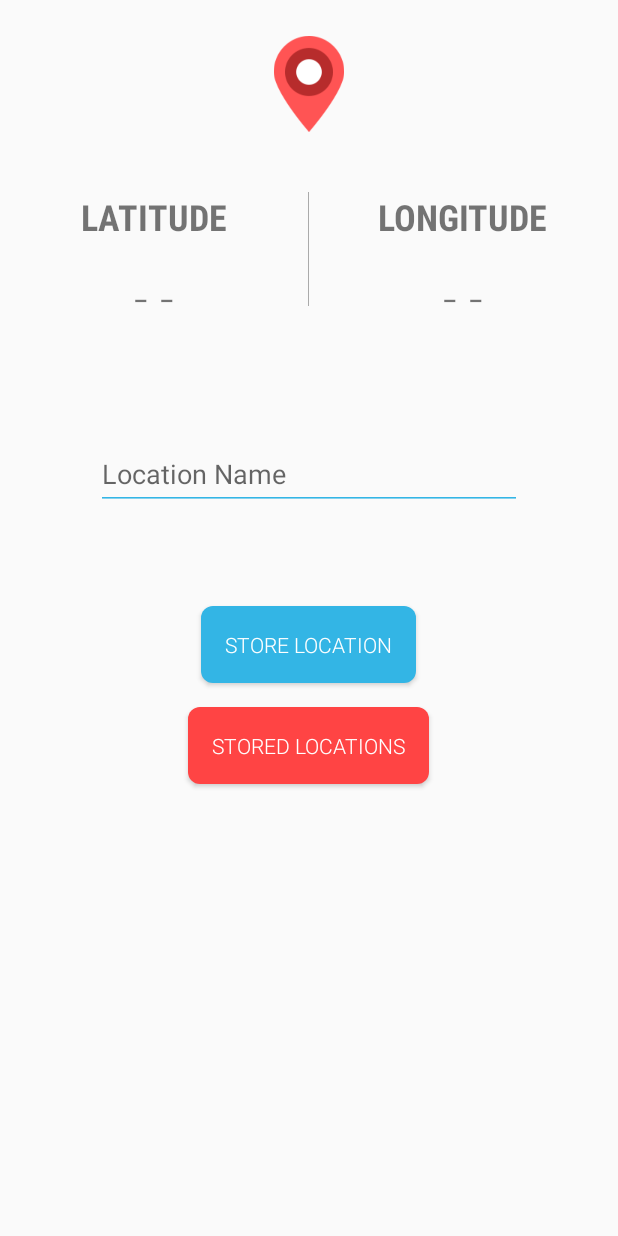
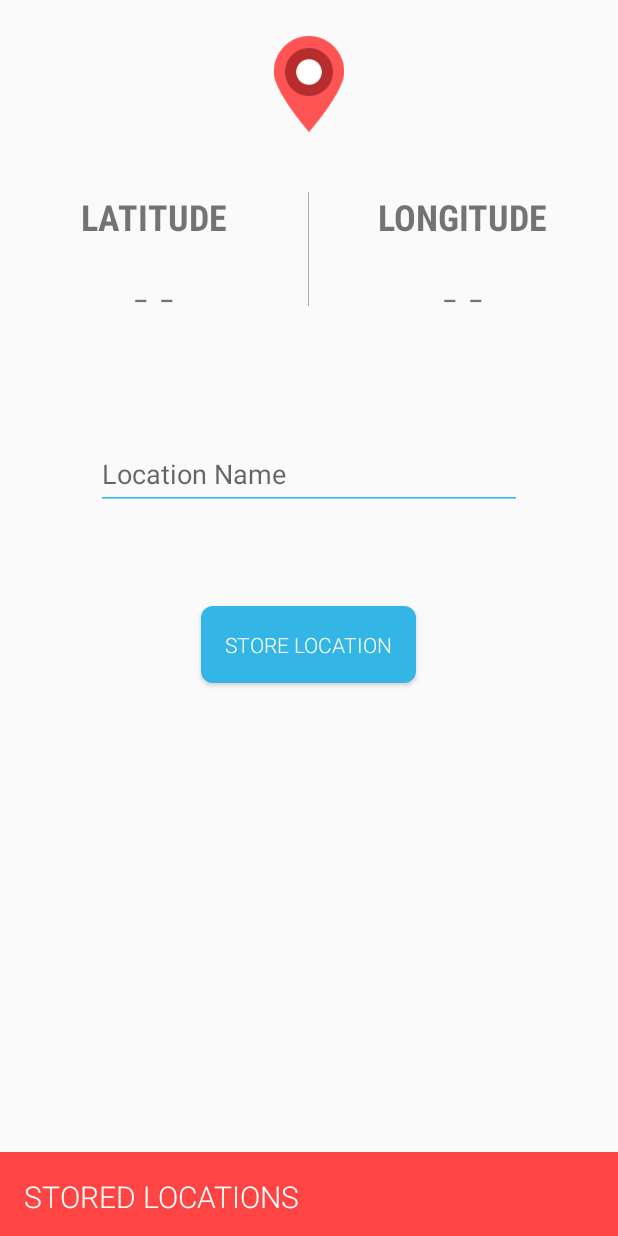
Before and after one commit to gurleensethi/location-reader, an Android app: the screen it shows after launch (MainActivity), on a phone screen of 412 x 824 dp. Run offline under Robolectric (Android 15) with nearby library versions, the phone set to English and light mode, and no system bars.

Commit message:
Add image assets

```diff
--- a/app/src/main/java/app/com/thetechnocafe/locationreader/MainLocationReader/MainActivity.java
+++ b/app/src/main/java/app/com/thetechnocafe/locationreader/MainLocationReader/MainActivity.java
@@ -17,7 +17,6 @@ import android.view.View;
 import android.widget.Button;
 import android.widget.EditText;
 import android.widget.TextView;
-import android.widget.Toast;
 
 import com.google.android.gms.common.ConnectionResult;
 import com.google.android.gms.common.api.GoogleApiClient;
@@ -39,7 +38,6 @@ public class MainActivity extends AppCompatActivity implements
     private TextView mLongitudeText;
     private CoordinatorLayout mCoordinatorLayout;
     private Button mStoreLocationButton;
-    private Button mStoredLocationsButton;
     private EditText mLocationNameEditText;
     private TextInputLayout mLocationNameTextInputLayout;
     private MVPContracts.IPresenter mIPresenter;
@@ -56,7 +54,6 @@ public class MainActivity extends AppCompatActivity implements
         mLatitudeText = (TextView) findViewById(R.id.latitude_text_view);
         mLongitudeText = (TextView) findViewById(R.id.longitude_text_view);
         mStoreLocationButton = (Button) findViewById(R.id.store_location_button);
-        mStoredLocationsButton = (Button) findViewById(R.id.stored_locations_button);
         mLocationNameEditText = (EditText) findViewById(R.id.location_name_edit_text);
         mLocationNameTextInputLayout = (TextInputLayout) findViewById(R.id.location_name_text_input_layout);
 
--- a/app/src/main/res/layout/activity_main.xml
+++ b/app/src/main/res/layout/activity_main.xml
@@ -120,16 +120,34 @@
             android:text="@string/store_location"
             android:textColor="@android:color/white"/>
 
-        <Button
-            android:id="@+id/stored_locations_button"
-            android:layout_width="wrap_content"
+
+    </LinearLayout>
+
+    <LinearLayout
+        android:id="@+id/saved_locations_bottom_sheet"
+        android:layout_width="match_parent"
+        android:layout_height="320dp"
+        android:clipToPadding="true"
+        android:orientation="vertical"
+        app:behavior_peekHeight="56dp"
+        app:layout_behavior="@string/bottom_sheet_behavior">
+
+        <LinearLayout
+            android:layout_width="match_parent"
             android:layout_height="wrap_content"
-            android:layout_marginTop="16dp"
-            android:background="@drawable/button_stored_locations"
-            android:fontFamily="sans-serif-light"
-            android:padding="16dp"
-            android:text="@string/stored_location"
-            android:textColor="@android:color/white"/>
+            android:background="@color/colorAccent"
+            android:orientation="horizontal">
+
+            <TextView
+                android:layout_width="match_parent"
+                android:layout_height="wrap_content"
+                android:fontFamily="sans-serif-light"
+                android:padding="16dp"
+                android:text="@string/stored_location"
+                android:textAllCaps="true"
+                android:textColor="@android:color/white"
+                android:textSize="20sp"/>
+        </LinearLayout>
 
     </LinearLayout>
 
```
Also changed, not shown: app/src/main/res/drawable-hdpi/ic_down_button.png (added), app/src/main/res/drawable-hdpi/ic_up_button.png (added), app/src/main/res/drawable-mdpi/ic_down_button.png (added), app/src/main/res/drawable-mdpi/ic_up_button.png (added), app/src/main/res/drawable-xhdpi/ic_down_button.png (added), app/src/main/res/drawable-xhdpi/ic_up_button.png (added), app/src/main/res/drawable-xxhdpi/ic_down_button.png (added), app/src/main/res/drawable-xxhdpi/ic_up_button.png (added).
